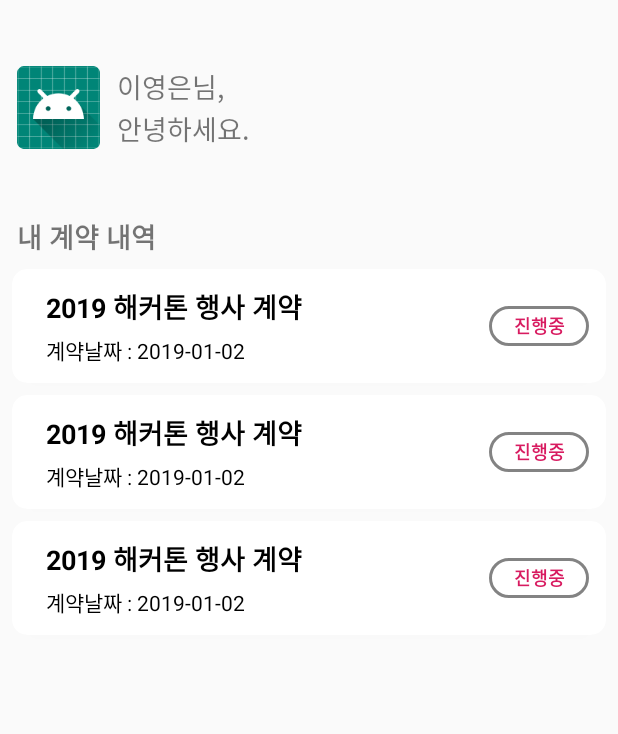
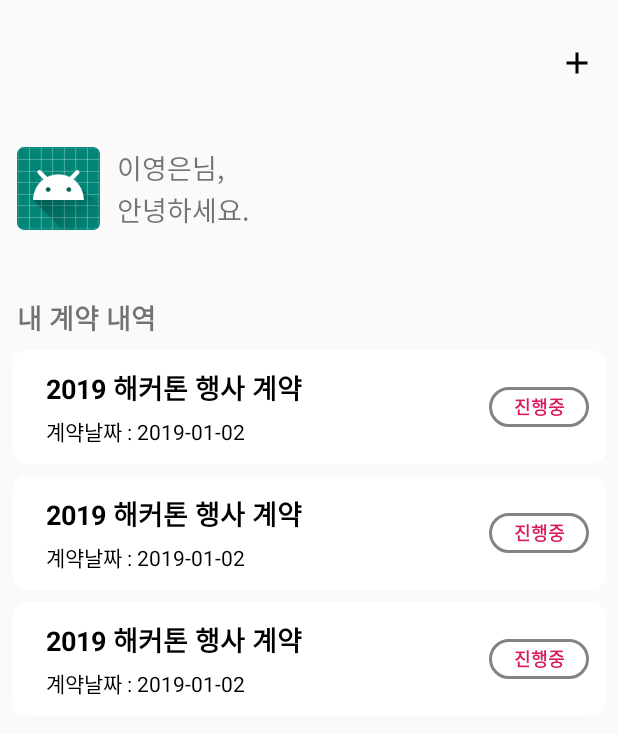
Before and after one commit to Monsteel/Cossain, an Android app: the layout activity_main.xml on its own in the app's theme, with its tools: preview values and no code run, on a phone screen of 412 x 824 dp. Shown: the top 734 px of the screen. Run offline under Robolectric (Android 15) with nearby library versions, the phone set to English and light mode, and no system bars.

Commit message:
[ADD]계약생성 버튼 추가

```diff
--- a/app/src/main/java/com/project/swhackaton/view/MainActivity.java
+++ b/app/src/main/java/com/project/swhackaton/view/MainActivity.java
@@ -5,6 +5,7 @@ import android.content.SharedPreferences;
 import android.graphics.Color;
 import android.os.Bundle;
 import android.util.Log;
+import android.view.View;
 
 import androidx.appcompat.app.AppCompatActivity;
 import androidx.databinding.DataBindingUtil;
@@ -28,7 +29,6 @@ import retrofit2.Callback;
 
 public class MainActivity extends AppCompatActivity {
     ActivityMainBinding binding;
-    MainViewModel viewModel;
     SharedPreferences loginData;
     List<ListModel> DataList = new ArrayList<>();
 
@@ -87,4 +87,8 @@ public class MainActivity extends AppCompatActivity {
         }
         return true;
     }
+
+    public void register(View view){
+        startActivity(new Intent(MainActivity.this, ContractActivity.class));
+    }
 }
--- a/app/src/main/res/layout/activity_main.xml
+++ b/app/src/main/res/layout/activity_main.xml
@@ -6,7 +6,27 @@
     <LinearLayout
         android:layout_width="match_parent"
         android:layout_height="match_parent"
-        tools:context=".view.MainActivity">
+        tools:context=".view.MainActivity"
+        android:orientation="vertical">
+
+        <LinearLayout
+            android:layout_width="wrap_content"
+            android:layout_height="wrap_content"
+            android:layout_gravity="right"
+            android:orientation="horizontal">
+
+            <ImageView
+                android:id="@+id/register_button"
+                android:layout_width="wrap_content"
+                android:layout_height="wrap_content"
+                android:layout_marginLeft="5dp"
+                android:layout_marginTop="30dp"
+                android:layout_marginRight="15dp"
+                android:onClick="register"
+                android:tint="#000000"
+                app:srcCompat="@drawable/ic_add_black_24dp"
+                tools:ignore="VectorDrawableCompat" />
+        </LinearLayout>
 
         <LinearLayout
             android:layout_width="match_parent"
```
Also changed, not shown: app/build.gradle (+9 -2 lines), app/src/main/AndroidManifest.xml (+12 -6 lines), app/src/main/java/com/project/swhackaton/view/ContractActivity.java (+11 -1 lines), app/src/main/java/com/project/swhackaton/view/SplashActivity.java (added, +32 -0 lines), app/src/main/res/layout/activity_splash.xml (added, +17 -0 lines), app/src/main/res/drawable/cosign_logo.png (added).
